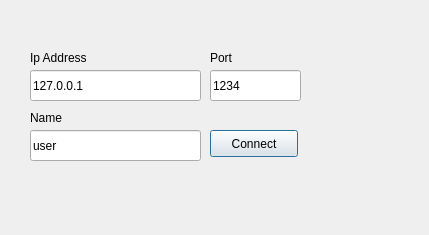
This is GUI/enterwindow.ui in TeamFirst/Galcon as Qt 5 draws it before an edit. The edited form follows.
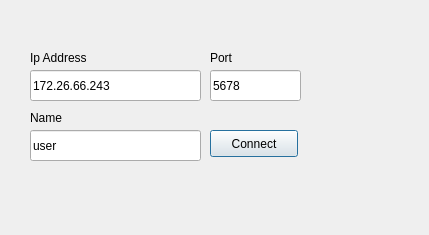
This is the edited form.

```diff
--- a/GUI/enterwindow.ui
+++ b/GUI/enterwindow.ui
@@ -23,7 +23,7 @@
     </rect>
    </property>
    <property name="text">
-    <string>127.0.0.1</string>
+    <string>172.26.66.243</string>
    </property>
   </widget>
   <widget class="QLabel" name="label">
@@ -49,7 +49,7 @@
     </rect>
    </property>
    <property name="text">
-    <string>1234</string>
+    <string>5678</string>
    </property>
   </widget>
   <widget class="QLabel" name="label_2">
```
